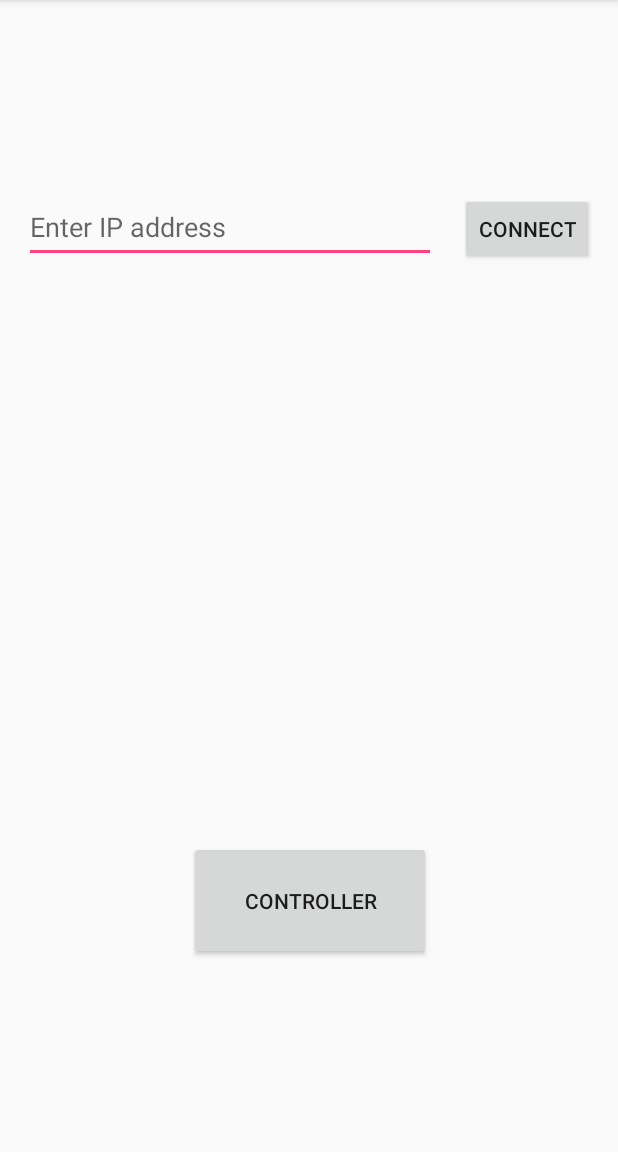
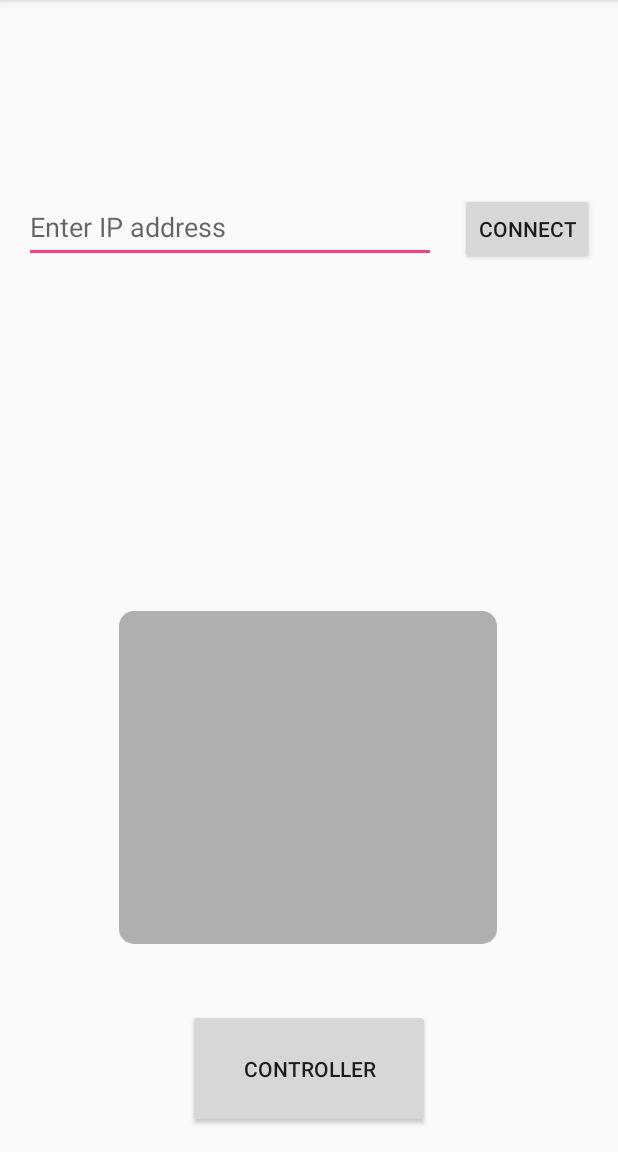
Before and after one commit to blakeyp/cs407-mobile, an Android app: the screen it shows after launch (MainActivity), on a phone screen of 412 x 824 dp, the part 84-1236 px from its top. Run offline under Robolectric (Android 15) with nearby library versions, the phone set to English and light mode, and no system bars.

Commit message:
Touchpad View for level editor implemented, currently only prints debug messages but works (I think)

```diff
--- /dev/null
+++ b/app/src/main/java/project/cs407_mobile/TouchPad.java
@@ -0,0 +1,102 @@
+package project.cs407_mobile;
+
+import android.content.Context;
+import android.content.res.TypedArray;
+import android.graphics.*;
+import android.util.AttributeSet;
+import android.util.Log;
+import android.view.GestureDetector;
+import android.view.MotionEvent;
+import android.view.View;
+
+/**
+ * Created by u1421499 on 27/11/17.
+ */
+
+public class TouchPad extends View {
+
+    private int mHeight;
+    private int mWidth;
+
+    private Paint mPanelPaint;
+
+    private RectF mBoundingBox;
+
+    private GestureDetector mDetector;
+
+    public TouchPad(Context context, AttributeSet attrs) {
+        super(context, attrs);
+        TypedArray arr = context.getTheme().obtainStyledAttributes(attrs, R.styleable.TouchPad, 0, 0);
+        try {
+            mHeight = arr.getInteger(R.styleable.TouchPad_mHeight, 50);
+            mWidth = arr.getInteger(R.styleable.TouchPad_mWidth, 50);
+        } finally {
+            arr.recycle();
+        }
+
+        init();
+    }
+
+    @Override
+    protected void onDraw(Canvas canvas) {
+        super.onDraw(canvas);
+
+        canvas.drawRoundRect(mBoundingBox, 15.0f, 15.0f, mPanelPaint);
+    }
+
+    @Override
+    protected void onSizeChanged(int w, int h, int oldw, int oldh) {
+        super.onSizeChanged(w, h, oldw, oldh);
+        mHeight = h;
+        mWidth = w;
+        mBoundingBox = new RectF(0, 0, w, h);
+    }
+
+    protected void init() {
+        Log.d(TouchPad.class.getName(), "Constructed a TouchPad with parameters w="+mWidth+" h="+mHeight);
+
+        mPanelPaint = new Paint(Paint.ANTI_ALIAS_FLAG);
+        mPanelPaint.setStyle(Paint.Style.FILL);
+        mPanelPaint.setColor(0xffafafaf);
+
+        mDetector = new GestureDetector(TouchPad.this.getContext(), new mListener());
+
+    }
+
+    class mListener extends GestureDetector.SimpleOnGestureListener {
+        @Override
+        public boolean onDown(MotionEvent e) {
+            return true;
+        }
+
+        @Override
+        public boolean onScroll(MotionEvent eDown, MotionEvent eMove, float dx, float dy) {
+            boolean consume = false;
+            int sens = 10;
+            if (dx > sens) {
+                Log.d(TouchPad.class.getName(), "LEFT");
+                consume = true;
+            }
+            if (dx < -(sens)) {
+                Log.d(TouchPad.class.getName(), "RIGHT");
+                consume = true;
+            }
+            if (dy > sens) {
+                Log.d(TouchPad.class.getName(), "UP");
+                consume = true;
+            }
+            if (dy < -(sens)) {
+                Log.d(TouchPad.class.getName(), "DOWN");
+                consume = true;
+            }
+
+            return consume;
+        }
+    }
+
+    @Override
+    public boolean onTouchEvent(MotionEvent event) {
+        // Let the GestureDetector interpret this event
+        return mDetector.onTouchEvent(event);
+    }
+}
--- a/app/src/main/res/layout/activity_main.xml
+++ b/app/src/main/res/layout/activity_main.xml
@@ -32,16 +32,23 @@
         android:layout_marginLeft="16dp"
         android:layout_marginRight="16dp"/>
 
+    <project.cs407_mobile.TouchPad
+        android:layout_width="252dp"
+        android:layout_height="222dp"
+        android:layout_marginLeft="79dp"
+        app:layout_constraintLeft_toLeftOf="parent"
+        android:layout_marginBottom="43dp"
+        app:layout_constraintBottom_toTopOf="@+id/buttonControlla" />
+
     <Button
         android:id="@+id/buttonControlla"
         android:layout_width="161dp"
         android:layout_height="79dp"
-        android:layout_marginBottom="128dp"
+        android:layout_marginBottom="16dp"
         android:layout_marginLeft="8dp"
         android:layout_marginRight="8dp"
         android:text="CONTROLLER"
         app:layout_constraintBottom_toBottomOf="parent"
-        app:layout_constraintHorizontal_bias="0.502"
         app:layout_constraintLeft_toLeftOf="parent"
         app:layout_constraintRight_toRightOf="parent" />
 
--- a/app/src/main/res/values/attrs.xml
+++ b/app/src/main/res/values/attrs.xml
@@ -8,5 +8,9 @@
         <attr name="metaButtonBarStyle" format="reference" />
         <attr name="metaButtonBarButtonStyle" format="reference" />
     </declare-styleable>
+    <declare-styleable name="TouchPad">
+        <attr name="mWidth" format="integer" />
+        <attr name="mHeight" format="integer"/>
+    </declare-styleable>
 
 </resources>
```
